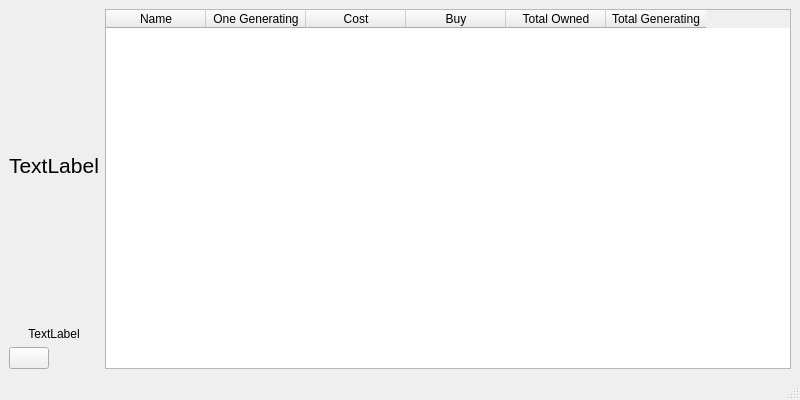
The window that gui/uic/gui.ui (okh-mzny/clickerGame) describes before a commit, drawn with Qt 5.
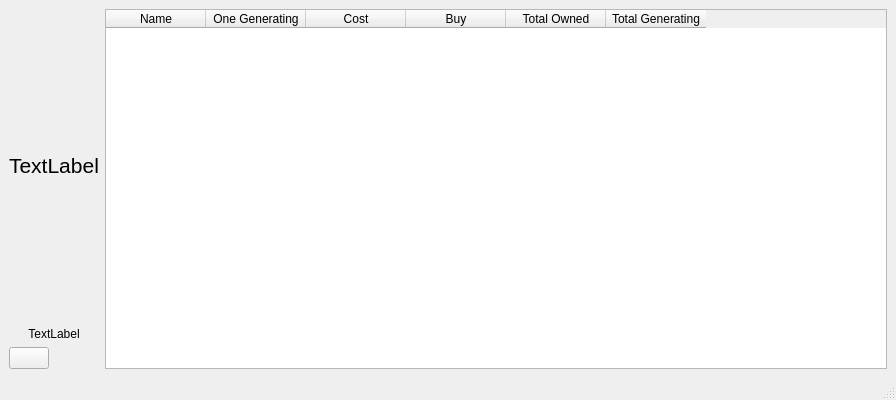
The same window after the commit. Icons and pictures are not drawn.

```diff
--- a/gui/uic/gui.ui
+++ b/gui/uic/gui.ui
@@ -6,7 +6,7 @@
    <rect>
     <x>0</x>
     <y>0</y>
-    <width>800</width>
+    <width>896</width>
     <height>400</height>
    </rect>
   </property>
```
Left out of the diff: 13 changed lines with no effect on the pictures.
